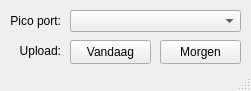
Above: UI files/rooster-epd.ui from duisterethomas/rooster-epd before the change. Below: the same form after it.
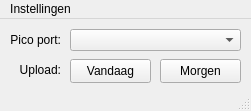
That is the form after the change.

Commit message: Add tijden setting and change setup to QDialog

The edit to the form file:
```diff
--- a/UI files/rooster-epd.ui
+++ b/UI files/rooster-epd.ui
@@ -7,7 +7,7 @@
     <x>0</x>
     <y>0</y>
     <width>251</width>
-    <height>91</height>
+    <height>111</height>
    </rect>
   </property>
   <property name="sizePolicy">
@@ -19,13 +19,13 @@
   <property name="minimumSize">
    <size>
     <width>251</width>
-    <height>91</height>
+    <height>111</height>
    </size>
   </property>
   <property name="maximumSize">
    <size>
     <width>251</width>
-    <height>91</height>
+    <height>111</height>
    </size>
   </property>
   <property name="windowTitle">
@@ -102,6 +102,34 @@
    </widget>
   </widget>
   <widget class="QStatusBar" name="statusbar"/>
+  <widget class="QMenuBar" name="menuBar">
+   <property name="geometry">
+    <rect>
+     <x>0</x>
+     <y>0</y>
+     <width>251</width>
+     <height>22</height>
+    </rect>
+   </property>
+   <widget class="QMenu" name="menuSettings">
+    <property name="title">
+     <string>Instellingen</string>
+    </property>
+    <addaction name="actionZermelo_koppelen"/>
+    <addaction name="actionTijden_instellen"/>
+   </widget>
+   <addaction name="menuSettings"/>
+  </widget>
+  <action name="actionTijden_instellen">
+   <property name="text">
+    <string>Tijden instellen</string>
+   </property>
+  </action>
+  <action name="actionZermelo_koppelen">
+   <property name="text">
+    <string>Zermelo koppelen</string>
+   </property>
+  </action>
  </widget>
  <resources/>
  <connections/>
```
The commit also changes 3 other files.
